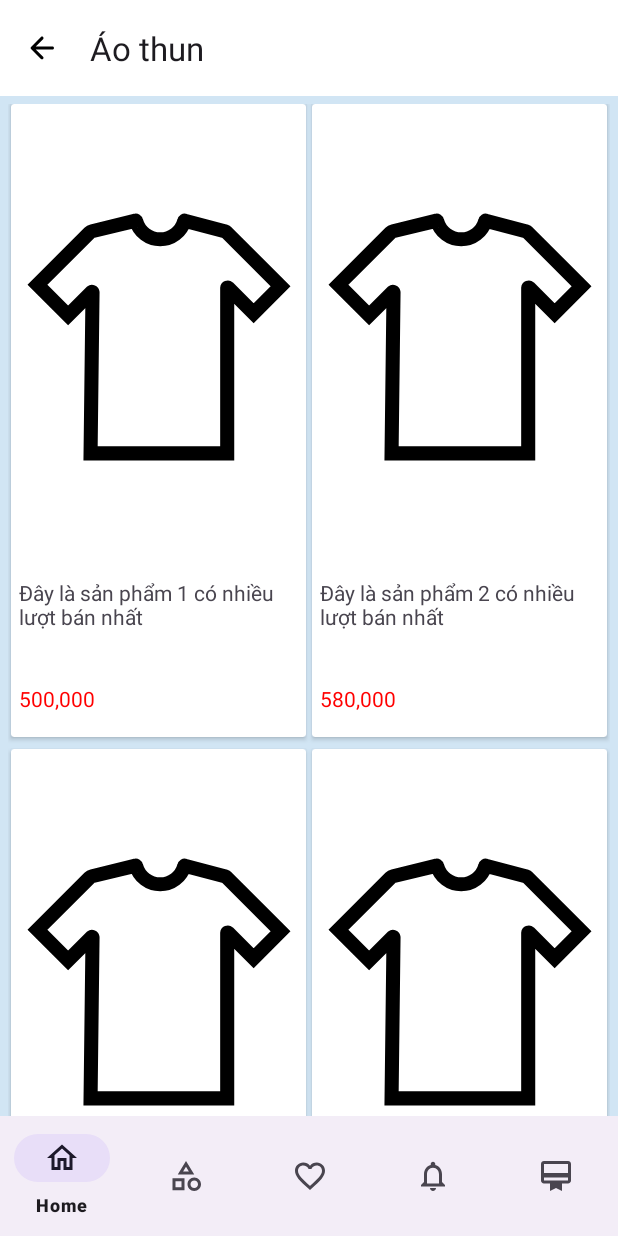
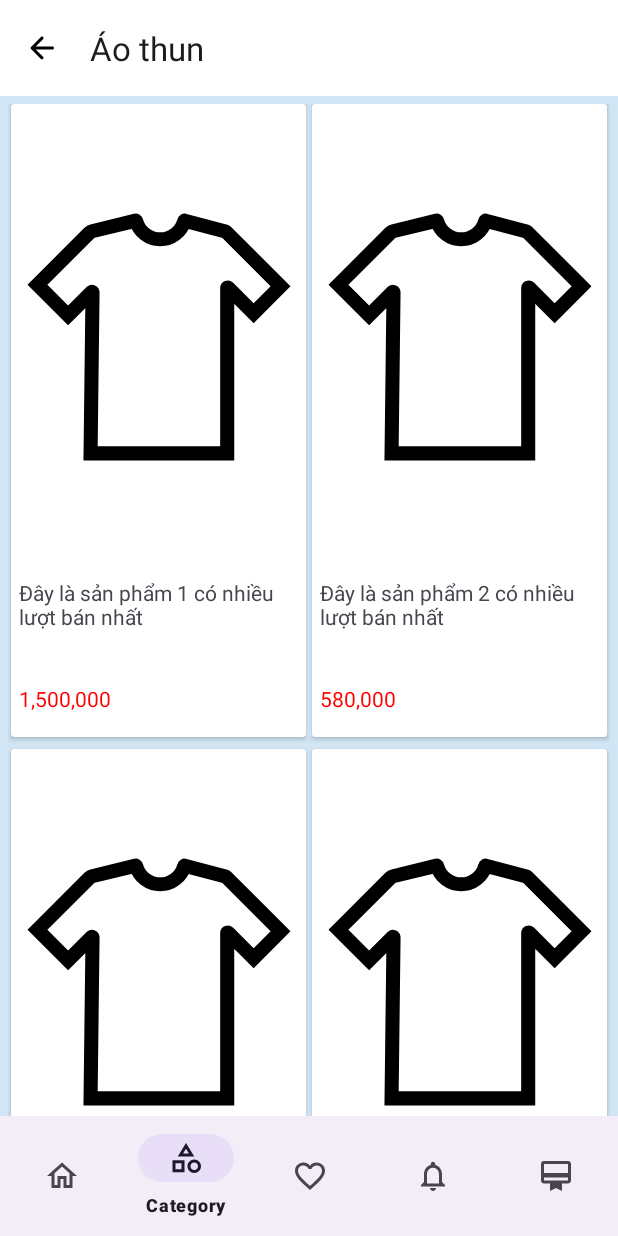
Before and after one commit to makhuong02/fashion-app, an Android app: the CategoryFilteredFragment screen opened through its navigation route, on a phone screen of 412 x 824 dp. Run offline under Robolectric (Android 15) with nearby library versions, the phone set to English and light mode, and no system bars; our stand-ins replace navigation-ui.

Commit message:
Refactor project structure and introduce ProductRepository

```diff
--- a/app/src/main/java/com/group25/ecommercefashionapp/MainActivity.java
+++ b/app/src/main/java/com/group25/ecommercefashionapp/MainActivity.java
@@ -1,31 +1,44 @@
 package com.group25.ecommercefashionapp;
 
 import android.os.Bundle;
+import android.util.Log;
 import android.view.Menu;
 import android.view.MenuItem;
+
 import androidx.appcompat.app.AppCompatActivity;
-import androidx.core.widget.NestedScrollView;
 import androidx.navigation.NavController;
 import androidx.navigation.fragment.NavHostFragment;
 import androidx.navigation.ui.NavigationUI;
 
 import com.google.android.material.bottomnavigation.BottomNavigationView;
-import com.google.android.material.card.MaterialCardView;
+import com.group25.ecommercefashionapp.data.Product;
+import com.group25.ecommercefashionapp.database.ProductDbHelper;
+import com.group25.ecommercefashionapp.repository.ProductRepository;
+
+import java.util.ArrayList;
 
 
 public class MainActivity extends AppCompatActivity {
-    private NestedScrollView nestedScrollView;
-    private MaterialCardView imageCardView;
     private BottomNavigationView bottomNavigationView;
     public NavController navController;
 
+    ArrayList<Product> products = new ArrayList<>();
 
-    // Define variables for other widgets as needed
 
     @Override
     protected void onCreate(Bundle savedInstanceState) {
         super.onCreate(savedInstanceState);
         setContentView(R.layout.activity_main);
+
+        ProductDbHelper productDbHelper = new ProductDbHelper(this);
+        ProductRepository productRepository = new ProductRepository(productDbHelper);
+
+        productRepository.dropProductTable();
+        productRepository.insertDbData();
+        products = productRepository.getAllProducts();
+        for (Product product : products) {
+            Log.d("Product", String.valueOf(product.getId()));
+        }
 
         // Initialize navigation components
         initializeViews();
@@ -35,8 +48,6 @@ public class MainActivity extends AppCompatActivity {
     }
 
     private void initializeViews() {
-        nestedScrollView = findViewById(R.id.nestedScrollView);
-        imageCardView = findViewById(R.id.imageCardView);
         bottomNavigationView = findViewById(R.id.bottomNavigation);
     }
 
@@ -48,12 +59,12 @@ public class MainActivity extends AppCompatActivity {
 
     public void updateNavigationBarState(int actionId){
         Menu menu = bottomNavigationView.getMenu();
-
         for (int i = 0, size = menu.size(); i < size; i++) {
             MenuItem item = menu.getItem(i);
-            item.setChecked(item.getItemId() == actionId);
+            if (item.getItemId() == actionId) {
+                item.setChecked(true);
+                break;
+            }
         }
     }
-
-
 }
--- a/app/src/main/java/com/group25/ecommercefashionapp/data/Product.java
+++ b/app/src/main/java/com/group25/ecommercefashionapp/data/Product.java
@@ -5,7 +5,7 @@ import com.group25.ecommercefashionapp.R;
 import java.util.ArrayList;
 
 public class Product {
-    private final String Id;
+    private final int id;
     private final String name;
     private final String description;
     private final Integer price;
@@ -13,8 +13,8 @@ public class Product {
     private final String category;
     private final Integer availableQuantity;
 
-    public Product(String id, String name, String description, Integer price, int imageId, String category, Integer availableQuantity) {
-        this.Id = id;
+    public Product(Integer id, String name, String description, Integer price, int imageId, String category, Integer availableQuantity) {
+        this.id = id;
         this.name = name;
         this.description = description;
         this.price = price;
@@ -22,41 +22,21 @@ public class Product {
         this.category = category;
         this.availableQuantity = availableQuantity;
     }
+
     public Product(String description, Integer price, int imageId) {
         this.description = description;
         this.price = price;
         this.imageId = imageId;
-        this.Id = "";
+        this.id = -1;
         this.name = "";
         this.category = "";
         this.availableQuantity = 0;
 
     }
-    public String getId() {
-        return Id;
-    }
-    public String getName() {
-        return name;
-    }
-    public String getDescription() {
-        return description;
-    }
-    public Integer getPrice() {
-        return price;
-    }
-    public Integer getImage() {
-        return imageId;
-    }
-    public String getCategory() {
-        return category;
-    }
-    public Integer getAvailableQuantity() {
-        return availableQuantity;
-    }
 
     public static ArrayList<Product> getProduct() {
         ArrayList<Product> items = new ArrayList<>();
-        items.add(new Product("Đây là sản phẩm 1 có nhiều lượt bán nhất", 500000, R.drawable.tshirt));
+        items.add(new Product("Đây là sản phẩm 1 có nhiều lượt bán nhất", 1500000, R.drawable.tshirt));
         items.add(new Product("Đây là sản phẩm 2 có nhiều lượt bán nhất", 580000, R.drawable.tshirt));
         items.add(new Product("Đây là sản phẩm 3 có nhiều lượt bán nhất", 750000, R.drawable.tshirt));
         items.add(new Product("Đây là sản phẩm 4 có nhiều lượt bán nhất", 800000, R.drawable.tshirt));
@@ -74,4 +54,29 @@ public class Product {
 
         return items;
     }
+
+    public String getName() {
+        return name;
+    }
+
+    public String getDescription() {
+        return description;
+    }
+
+    public Integer getPrice() {
+        return price;
+    }
+    public Integer getImage() {
+        return imageId;
+    }
+    public String getCategory() {
+        return category;
+    }
+    public Integer getAvailableQuantity() {
+        return availableQuantity;
+    }
+
+    public Integer getId() {
+        return id;
+    }
 }
--- a/app/src/main/java/com/group25/ecommercefashionapp/database/ProductDbHelper.java
+++ b/app/src/main/java/com/group25/ecommercefashionapp/database/ProductDbHelper.java
@@ -13,11 +13,11 @@ public class ProductDbHelper extends SQLiteOpenHelper {
     // Define the Product table schema
     private static final String CREATE_PRODUCT_TABLE =
             "CREATE TABLE IF NOT EXISTS " + ProductContract.ProductEntry.TABLE_NAME + " (" +
-                    ProductContract.ProductEntry.COLUMN_ID + " INT PRIMARY KEY AUTOINCREMENT," +
+                    ProductContract.ProductEntry.COLUMN_ID + " INTEGER PRIMARY KEY AUTOINCREMENT," +
                     ProductContract.ProductEntry.COLUMN_NAME + " TEXT," +
                     ProductContract.ProductEntry.COLUMN_DESCRIPTION + " TEXT," +
                     ProductContract.ProductEntry.COLUMN_PRICE + " INT," +
-                    ProductContract.ProductEntry.COLUMN_IMAGE + " TEXT," +
+                    ProductContract.ProductEntry.COLUMN_IMAGE + " INT," +
                     ProductContract.ProductEntry.COLUMN_CATEGORY + " TEXT," +
                     ProductContract.ProductEntry.COLUMN_AVAILABLE_QUANTITY + " INT)";
 
--- /dev/null
+++ b/app/src/main/java/com/group25/ecommercefashionapp/repository/ProductRepository.java
@@ -0,0 +1,116 @@
+package com.group25.ecommercefashionapp.repository;
+
+import android.content.ContentValues;
+import android.database.Cursor;
+import android.database.SQLException;
+import android.database.sqlite.SQLiteDatabase;
+
+import com.group25.ecommercefashionapp.R;
+import com.group25.ecommercefashionapp.data.Product;
+import com.group25.ecommercefashionapp.database.ProductContract;
+import com.group25.ecommercefashionapp.database.ProductDbHelper;
+
+import java.util.ArrayList;
+
+public class ProductRepository {
+    private final SQLiteDatabase db;
+    private final ProductDbHelper productDbHelper;
+
+    public ProductRepository(ProductDbHelper dbHelper) {
+        this.db = dbHelper.getWritableDatabase();
+        this.productDbHelper = dbHelper;
+    }
+
+    public void insertProductData(Product product) {
+        ContentValues values = new ContentValues();
+        values.put(ProductContract.ProductEntry.COLUMN_NAME, product.getName());
+        values.put(ProductContract.ProductEntry.COLUMN_DESCRIPTION, product.getDescription());
+        values.put(ProductContract.ProductEntry.COLUMN_PRICE, product.getPrice());
+        values.put(ProductContract.ProductEntry.COLUMN_IMAGE, product.getImage());
+        values.put(ProductContract.ProductEntry.COLUMN_CATEGORY, product.getCategory());
+        values.put(ProductContract.ProductEntry.COLUMN_AVAILABLE_QUANTITY, product.getAvailableQuantity());
+
+        db.insert(ProductContract.ProductEntry.TABLE_NAME, null, values);
+    }
+
+    public ArrayList<Product> getAllProducts() {
+        ArrayList<Product> products = new ArrayList<>();
+        Cursor cursor = db.query(
+                ProductContract.ProductEntry.TABLE_NAME,
+                null,
+                null,
+                null,
+                null,
+                null,
+                null
+
+        );
+        int idIndex = cursor.getColumnIndex(ProductContract.ProductEntry.COLUMN_ID);
+        int nameIndex = cursor.getColumnIndex(ProductContract.ProductEntry.COLUMN_NAME);
+        int descriptionIndex = cursor.getColumnIndex(ProductContract.ProductEntry.COLUMN_DESCRIPTION);
+        int priceIndex = cursor.getColumnIndex(ProductContract.ProductEntry.COLUMN_PRICE);
+        int imageIndex = cursor.getColumnIndex(ProductContract.ProductEntry.COLUMN_IMAGE);
+        int categoryIndex = cursor.getColumnIndex(ProductContract.ProductEntry.COLUMN_CATEGORY);
+        int availableQuantityIndex = cursor.getColumnIndex(ProductContract.ProductEntry.COLUMN_AVAILABLE_QUANTITY);
+        cursor.moveToFirst();
+        while (!cursor.isAfterLast()) {
+            Integer productId = cursor.getInt(idIndex);
+            String productName = cursor.getString(nameIndex);
+            String productDescription = cursor.getString(descriptionIndex);
+            Integer productPrice = cursor.getInt(priceIndex);
+            int productImage = cursor.getInt(imageIndex);
+            String productCategory = cursor.getString(categoryIndex);
+            Integer productQuantity = cursor.getInt(availableQuantityIndex);
+
+            Product product = new Product(productId, productName, productDescription, productPrice, productImage, productCategory, productQuantity);
+            products.add(product);
+
+            cursor.moveToNext();
+        }
+
+        cursor.close();
+        return products;
+    }
+
+    private void deleteAllProducts() {
+        db.delete(ProductContract.ProductEntry.TABLE_NAME, null, null);
+    }
+
+    public void dropProductTable() {
+        try {
+            db.execSQL("DROP TABLE IF EXISTS " + ProductContract.ProductEntry.TABLE_NAME);
+        } catch (SQLException e) {
+            throw new RuntimeException(e);
+        }
+    }
+
+
+    public void insertDbData() {
+        db.beginTransaction();
+        try {
+            productDbHelper.onCreate(db);
+
+            insertProductData(new Product("Đây là sản phẩm 1 có nhiều lượt bán nhất", 500000, R.drawable.tshirt));
+            insertProductData(new Product("Đây là sản phẩm 2 có nhiều lượt bán nhất", 580000, R.drawable.tshirt));
+            insertProductData(new Product("Đây là sản phẩm 3 có nhiều lượt bán nhất", 320000, R.drawable.tshirt));
+            insertProductData(new Product("Đây là sản phẩm 4 có nhiều lượt bán nhất", 430000, R.drawable.tshirt));
+            insertProductData(new Product("Đây là sản phẩm 5 có nhiều lượt bán nhất", 6780000, R.drawable.tshirt));
+            insertProductData(new Product("Đây là sản phẩm 6 có nhiều lượt bán nhất", 3580000, R.drawable.tshirt));
+            insertProductData(new Product("Đây là sản phẩm 7 có nhiều lượt bán nhất", 580000, R.drawable.tshirt));
+            insertProductData(new Product("Đây là sản phẩm 8 có nhiều lượt bán nhất", 580000, R.drawable.tshirt));
+            insertProductData(new Product("Đây là sản phẩm 9 có nhiều lượt bán nhất", 580000, R.drawable.tshirt));
+            insertProductData(new Product("Đây là sản phẩm 10 có nhiều lượt bán nhất", 580000, R.drawable.tshirt));
+            insertProductData(new Product("Đây là sản phẩm 11 có nhiều lượt bán nhất", 580000, R.drawable.tshirt));
+            insertProductData(new Product("Đây là sản phẩm 12 có nhiều lượt bán nhất", 580000, R.drawable.tshirt));
+            insertProductData(new Product("Đây là sản phẩm 13 có nhiều lượt bán nhất", 580000, R.drawable.tshirt));
+            insertProductData(new Product("Đây là sản phẩm 14 có nhiều lượt bán nhất", 580000, R.drawable.tshirt));
+            insertProductData(new Product("Đây là sản phẩm 15 có nhiều lượt bán nhất", 580000, R.drawable.tshirt));
+
+            db.setTransactionSuccessful();
+        } catch (SQLException e) {
+            throw new RuntimeException(e);
+        } finally {
+            db.endTransaction();
+        }
+    }
+}
--- a/app/src/main/java/com/group25/ecommercefashionapp/ui/category/CategoryFilteredFragment.java
+++ b/app/src/main/java/com/group25/ecommercefashionapp/ui/fragment/category/CategoryFilteredFragment.java
@@ -1,4 +1,4 @@
-package com.group25.ecommercefashionapp.ui.category;
+package com.group25.ecommercefashionapp.ui.fragment.category;
 
 import static com.group25.ecommercefashionapp.data.Product.getProduct;
 
@@ -8,7 +8,6 @@ import android.util.Log;
 import android.view.LayoutInflater;
 import android.view.View;
 import android.view.ViewGroup;
-
 
 import androidx.fragment.app.Fragment;
 import androidx.recyclerview.widget.GridLayoutManager;
@@ -63,6 +62,7 @@ public class CategoryFilteredFragment extends Fragment implements OnItemClickLis
 
         toolbar.setNavigationOnClickListener(v -> mainActivity.navController.popBackStack());
 
+        mainActivity.updateNavigationBarState(R.id.categoryBotNav);
         return view;
     }
 
--- a/app/src/main/java/com/group25/ecommercefashionapp/ui/category/CategoryFragment.java
+++ b/app/src/main/java/com/group25/ecommercefashionapp/ui/fragment/category/CategoryFragment.java
@@ -1,4 +1,4 @@
-package com.group25.ecommercefashionapp.ui.category;
+package com.group25.ecommercefashionapp.ui.fragment.category;
 
 import static com.group25.ecommercefashionapp.data.CategoryItem.getCategory;
 
@@ -15,7 +15,6 @@ import com.group25.ecommercefashionapp.MainActivity;
 import com.group25.ecommercefashionapp.R;
 import com.group25.ecommercefashionapp.adapter.CustomCategoryItemAdapter;
 import com.group25.ecommercefashionapp.data.CategoryItem;
-
 
 import java.util.ArrayList;
 
--- a/app/src/main/java/com/group25/ecommercefashionapp/ui/notification/NotificationFragment.java
+++ b/app/src/main/java/com/group25/ecommercefashionapp/ui/fragment/favorite/FavoriteFragment.java
@@ -1,4 +1,4 @@
-package com.group25.ecommercefashionapp.ui.notification;
+package com.group25.ecommercefashionapp.ui.fragment.favorite;
 
 import android.os.Bundle;
 import android.view.LayoutInflater;
@@ -9,16 +9,16 @@ import androidx.fragment.app.Fragment;
 
 import com.group25.ecommercefashionapp.R;
 
-public class NotificationFragment extends Fragment {
+public class FavoriteFragment extends Fragment {
 
-    public NotificationFragment() {
+    public FavoriteFragment() {
         // Required empty public constructor
     }
 
     @Override
     public View onCreateView(LayoutInflater inflater, ViewGroup container, Bundle savedInstanceState) {
         // Inflate the layout for this fragment
-        View view = inflater.inflate(R.layout.notification, container, false);
+        View view = inflater.inflate(R.layout.favorite, container, false);
 
         // Initialize views and handle logic specific to this fragment
 
--- a/app/src/main/java/com/group25/ecommercefashionapp/ui/HomeFragment.java
+++ b/app/src/main/java/com/group25/ecommercefashionapp/ui/fragment/home/HomeFragment.java
@@ -1,4 +1,4 @@
-package com.group25.ecommercefashionapp.ui;
+package com.group25.ecommercefashionapp.ui.fragment.home;
 
 import android.os.Bundle;
 import android.view.LayoutInflater;
--- a/app/src/main/java/com/group25/ecommercefashionapp/ui/membership/MembershipFragment.java
+++ b/app/src/main/java/com/group25/ecommercefashionapp/ui/fragment/membership/MembershipFragment.java
@@ -1,4 +1,4 @@
-package com.group25.ecommercefashionapp.ui.membership;
+package com.group25.ecommercefashionapp.ui.fragment.membership;
 
 import static com.group25.ecommercefashionapp.data.ActionItem.getActionItems;
 
@@ -10,17 +10,16 @@ import android.view.LayoutInflater;
 import android.view.View;
 import android.view.ViewGroup;
 
-
 import androidx.annotation.NonNull;
 import androidx.core.widget.NestedScrollView;
 import androidx.fragment.app.Fragment;
+
 import com.google.android.material.bottomnavigation.BottomNavigationView;
 import com.google.android.material.card.MaterialCardView;
 import com.group25.ecommercefashionapp.MainActivity;
 import com.group25.ecommercefashionapp.OnItemClickListener;
 import com.group25.ecommercefashionapp.R;
 import com.group25.ecommercefashionapp.data.ActionItem;
-
 
 import java.util.List;
 
--- a/app/src/main/java/com/group25/ecommercefashionapp/ui/membership/SettingsFragment.java
+++ b/app/src/main/java/com/group25/ecommercefashionapp/ui/fragment/membership/ProfileSettingsFragment.java
@@ -1,39 +1,35 @@
-package com.group25.ecommercefashionapp.ui.membership;
+package com.group25.ecommercefashionapp.ui.fragment.membership;
 
 import android.os.Bundle;
 import android.view.LayoutInflater;
 import android.view.View;
 import android.view.ViewGroup;
-import android.widget.Toolbar;
 
 import androidx.fragment.app.Fragment;
 
 import com.google.android.material.appbar.MaterialToolbar;
-import com.google.android.material.bottomnavigation.BottomNavigationView;
 import com.group25.ecommercefashionapp.MainActivity;
 import com.group25.ecommercefashionapp.R;
 
-public class SettingsFragment extends Fragment {
+public class ProfileSettingsFragment extends Fragment {
     MaterialToolbar toolbar;
     MainActivity mainActivity;
-    public SettingsFragment() {
+    public ProfileSettingsFragment() {
         // Required empty public constructor
     }
 
     @Override
     public View onCreateView(LayoutInflater inflater, ViewGroup container, Bundle savedInstanceState) {
         // Inflate the layout for this fragment
-        View view = inflater.inflate(R.layout.settings, container, false);
+        View view = inflater.inflate(R.layout.profile_settings, container, false);
 
         // Initialize views and handle logic specific to this fragment
         mainActivity = (MainActivity) getActivity();
         toolbar = view.findViewById(R.id.topAppBar);
 
-        toolbar.setNavigationOnClickListener(v -> {
-            mainActivity.navController.popBackStack();
-        });
+        toolbar.setNavigationOnClickListener(v -> mainActivity.navController.popBackStack());
+
         mainActivity.updateNavigationBarState(R.id.membershipBotNav);
-
         return view;
     }
 }
--- a/app/src/main/java/com/group25/ecommercefashionapp/ui/membership/ProfileSettingsFragment.java
+++ b/app/src/main/java/com/group25/ecommercefashionapp/ui/fragment/membership/SettingsFragment.java
@@ -1,4 +1,4 @@
-package com.group25.ecommercefashionapp.ui.membership;
+package com.group25.ecommercefashionapp.ui.fragment.membership;
 
 import android.os.Bundle;
 import android.view.LayoutInflater;
@@ -11,25 +11,27 @@ import com.google.android.material.appbar.MaterialToolbar;
 import com.group25.ecommercefashionapp.MainActivity;
 import com.group25.ecommercefashionapp.R;
 
-public class ProfileSettingsFragment extends Fragment {
+public class SettingsFragment extends Fragment {
     MaterialToolbar toolbar;
     MainActivity mainActivity;
-    public ProfileSettingsFragment() {
+    public SettingsFragment() {
         // Required empty public constructor
     }
 
     @Override
     public View onCreateView(LayoutInflater inflater, ViewGroup container, Bundle savedInstanceState) {
         // Inflate the layout for this fragment
-        View view = inflater.inflate(R.layout.profile_settings, container, false);
+        View view = inflater.inflate(R.layout.settings, container, false);
 
         // Initialize views and handle logic specific to this fragment
         mainActivity = (MainActivity) getActivity();
         toolbar = view.findViewById(R.id.topAppBar);
 
-        toolbar.setNavigationOnClickListener(v -> mainActivity.navController.popBackStack());
+        toolbar.setNavigationOnClickListener(v -> {
+            mainActivity.navController.popBackStack();
+        });
+        mainActivity.updateNavigationBarState(R.id.membershipBotNav);
 
-        mainActivity.updateNavigationBarState(R.id.membershipBotNav);
         return view;
     }
 }
--- a/app/src/main/java/com/group25/ecommercefashionapp/ui/favorite/FavoriteFragment.java
+++ b/app/src/main/java/com/group25/ecommercefashionapp/ui/fragment/notification/NotificationFragment.java
@@ -1,4 +1,4 @@
-package com.group25.ecommercefashionapp.ui.favorite;
+package com.group25.ecommercefashionapp.ui.fragment.notification;
 
 import android.os.Bundle;
 import android.view.LayoutInflater;
@@ -9,16 +9,16 @@ import androidx.fragment.app.Fragment;
 
 import com.group25.ecommercefashionapp.R;
 
-public class FavoriteFragment extends Fragment {
+public class NotificationFragment extends Fragment {
 
-    public FavoriteFragment() {
+    public NotificationFragment() {
         // Required empty public constructor
     }
 
     @Override
     public View onCreateView(LayoutInflater inflater, ViewGroup container, Bundle savedInstanceState) {
         // Inflate the layout for this fragment
-        View view = inflater.inflate(R.layout.favorite, container, false);
+        View view = inflater.inflate(R.layout.notification, container, false);
 
         // Initialize views and handle logic specific to this fragment
 
--- a/app/src/main/res/navigation/nav_graph.xml
+++ b/app/src/main/res/navigation/nav_graph.xml
@@ -6,13 +6,13 @@
 
 	<fragment
 		android:id="@+id/homeBotNav"
-		android:name="com.group25.ecommercefashionapp.ui.HomeFragment"
+		android:name="com.group25.ecommercefashionapp.ui.fragment.home.HomeFragment"
 		android:label="Home Fragment"
 		tools:layout="@layout/home" />
 
 	<fragment
 		android:id="@+id/categoryBotNav"
-		android:name="com.group25.ecommercefashionapp.ui.category.CategoryFragment"
+		android:name="com.group25.ecommercefashionapp.ui.fragment.category.CategoryFragment"
 		android:label="Category Fragment"
 		tools:layout="@layout/category">
 		<action
@@ -26,13 +26,13 @@
 
 	<fragment
 		android:id="@+id/favoriteBotNav"
-		android:name="com.group25.ecommercefashionapp.ui.favorite.FavoriteFragment"
+		android:name="com.group25.ecommercefashionapp.ui.fragment.favorite.FavoriteFragment"
 		android:label="Favorite Fragment"
 		tools:layout="@layout/favorite" />
 
 	<fragment
 		android:id="@+id/membershipBotNav"
-		android:name="com.group25.ecommercefashionapp.ui.membership.MembershipFragment"
+		android:name="com.group25.ecommercefashionapp.ui.fragment.membership.MembershipFragment"
 		android:label="Membership Fragment"
 		tools:layout="@layout/membership">
 		<action
@@ -53,25 +53,25 @@
 
 	<fragment
 		android:id="@+id/notificationBotNav"
-		android:name="com.group25.ecommercefashionapp.ui.notification.NotificationFragment"
+		android:name="com.group25.ecommercefashionapp.ui.fragment.notification.NotificationFragment"
 		android:label="Notification Fragment"
 		tools:layout="@layout/notification" />
 
 	<fragment
 		android:id="@+id/profileSettings"
-		android:name="com.group25.ecommercefashionapp.ui.membership.ProfileSettingsFragment"
+		android:name="com.group25.ecommercefashionapp.ui.fragment.membership.ProfileSettingsFragment"
 		android:label="Profile Settings Fragment"
 		tools:layout="@layout/profile_settings" />
 
 	<fragment
 		android:id="@+id/settings"
-		android:name="com.group25.ecommercefashionapp.ui.membership.SettingsFragment"
+		android:name="com.group25.ecommercefashionapp.ui.fragment.membership.SettingsFragment"
 		android:label="Settings Fragment"
 		tools:layout="@layout/settings" />
 
 	<fragment
 		android:id="@+id/filterCategory"
-		android:name="com.group25.ecommercefashionapp.ui.category.CategoryFilteredFragment"
+		android:name="com.group25.ecommercefashionapp.ui.fragment.category.CategoryFilteredFragment"
 		android:label="Settings Fragment"
 		tools:layout="@layout/category_filtered" />
 
```
